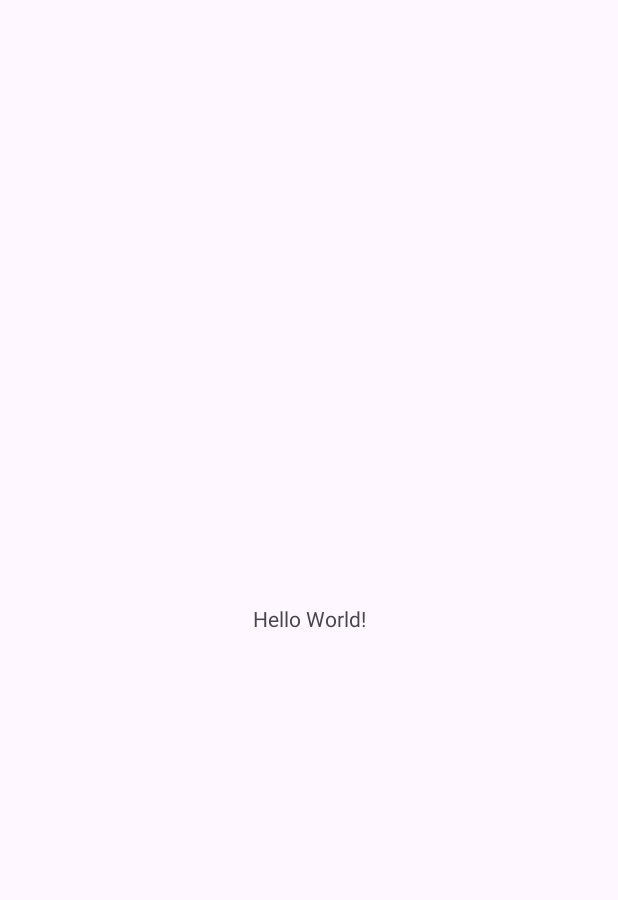
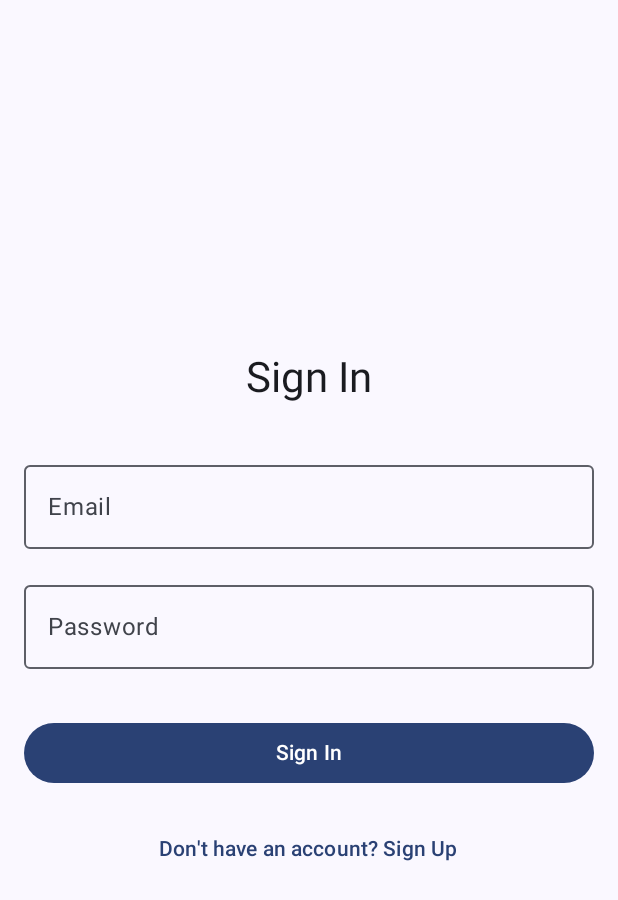
Before and after one commit to CandyRagi/Tapzz, an Android app built with Jetpack Compose: the screen it shows after launch (MainActivity), on a phone screen of 412 x 824 dp. Before the commit the part shown is almost empty. Shown: the top 900 px of the screen. Run offline under Robolectric (Android 15) with nearby library versions, the phone set to English and light mode, and no system bars; our stand-ins replace Firebase (no records; nobody signed in at launch, a user with empty details on screens opened directly).

Commit message:
Implemented sigin sigup

```diff
--- a/app/src/main/AndroidManifest.xml
+++ b/app/src/main/AndroidManifest.xml
@@ -1,6 +1,7 @@
 <?xml version="1.0" encoding="utf-8"?>
 <manifest xmlns:android="http://schemas.android.com/apk/res/android"
     xmlns:tools="http://schemas.android.com/tools">
+    <uses-permission android:name="android.permission.INTERNET" />
 
     <application
         android:allowBackup="true"
--- a/app/src/main/java/com/project/tapthehuzz/MainActivity.kt
+++ b/app/src/main/java/com/project/tapthehuzz/MainActivity.kt
@@ -1,20 +1,124 @@
 package com.project.tapthehuzz
 
 import android.os.Bundle
-import androidx.activity.enableEdgeToEdge
-import androidx.appcompat.app.AppCompatActivity
-import androidx.core.view.ViewCompat
-import androidx.core.view.WindowInsetsCompat
+import androidx.activity.ComponentActivity
+import androidx.activity.compose.setContent
+import androidx.compose.foundation.layout.padding
+import androidx.compose.material.icons.Icons
+import androidx.compose.material.icons.filled.Home
+import androidx.compose.material.icons.filled.Person
+import androidx.compose.material.icons.filled.Search
+import androidx.compose.material.icons.filled.History
+import androidx.compose.material3.Icon
+import androidx.compose.material3.NavigationBar
+import androidx.compose.material3.NavigationBarItem
+import androidx.compose.material3.Scaffold
+import androidx.compose.material3.Text
+import androidx.compose.runtime.Composable
+import androidx.compose.runtime.getValue
+import androidx.compose.ui.Modifier
+import androidx.compose.ui.graphics.vector.ImageVector
+import androidx.navigation.NavDestination.Companion.hierarchy
+import androidx.navigation.NavGraph.Companion.findStartDestination
+import androidx.navigation.compose.NavHost
+import androidx.navigation.compose.composable
+import androidx.navigation.compose.currentBackStackEntryAsState
+import androidx.navigation.compose.rememberNavController
+import com.project.tapthehuzz.userInterface.screens.HistoryScreen
+import com.project.tapthehuzz.userInterface.screens.HomeScreen
+import com.project.tapthehuzz.userInterface.screens.ProfileScreen
+import com.project.tapthehuzz.userInterface.screens.SearchUserScreen
+import com.project.tapthehuzz.userInterface.screens.SignInScreen
+import com.project.tapthehuzz.userInterface.screens.SignUpScreen
+import com.project.tapthehuzz.userInterface.theme.TapTheHuzzTheme
 
-class MainActivity : AppCompatActivity() {
+class MainActivity : ComponentActivity() {
     override fun onCreate(savedInstanceState: Bundle?) {
         super.onCreate(savedInstanceState)
-        enableEdgeToEdge()
-        setContentView(R.layout.activity_main)
-        ViewCompat.setOnApplyWindowInsetsListener(findViewById(R.id.main)) { v, insets ->
-            val systemBars = insets.getInsets(WindowInsetsCompat.Type.systemBars())
-            v.setPadding(systemBars.left, systemBars.top, systemBars.right, systemBars.bottom)
-            insets
+        setContent {
+            TapTheHuzzTheme {
+                MainApp()
+            }
         }
     }
 }
+
+sealed class Screen(val route: String, val title: String, val icon: ImageVector) {
+    object Home : Screen("home", "Home", Icons.Filled.Home)
+    object Search : Screen("search", "Search", Icons.Filled.Search)
+    object History : Screen("history", "History", Icons.Filled.History)
+    object Profile : Screen("profile", "Profile", Icons.Filled.Person)
+}
+
+@Composable
+fun MainApp() {
+    val navController = rememberNavController()
+    val navBackStackEntry by navController.currentBackStackEntryAsState()
+    val currentDestination = navBackStackEntry?.destination
+
+    // Define screens that should show the bottom bar
+    val bottomBarScreens = listOf(
+        Screen.Home,
+        Screen.Search,
+        Screen.History,
+        Screen.Profile
+    )
+
+    val showBottomBar = currentDestination?.route in bottomBarScreens.map { it.route }
+
+    Scaffold(
+        bottomBar = {
+            if (showBottomBar) {
+                NavigationBar {
+                    bottomBarScreens.forEach { screen ->
+                        NavigationBarItem(
+                            icon = { Icon(screen.icon, contentDescription = screen.title) },
+                            label = { Text(screen.title) },
+                            selected = currentDestination?.hierarchy?.any { it.route == screen.route } == true,
+                            onClick = {
+                                navController.navigate(screen.route) {
+                                    popUpTo(navController.graph.findStartDestination().id) {
+                                        saveState = true
+                                    }
+                                    launchSingleTop = true
+                                    restoreState = true
+                                }
+                            }
+                        )
+                    }
+                }
+            }
+        }
+    ) { innerPadding ->
+        NavHost(
+            navController = navController,
+            startDestination = "signIn",
+            modifier = Modifier.padding(innerPadding)
+        ) {
+            composable("signIn") {
+                SignInScreen(
+                    onNavigateToSignUp = { navController.navigate("signUp") },
+                    onSignInSuccess = {
+                        navController.navigate(Screen.Home.route) {
+                            popUpTo("signIn") { inclusive = true }
+                        }
+                    }
+                )
+            }
+            composable("signUp") {
+                SignUpScreen(
+                    onNavigateToSignIn = { navController.navigate("signIn") },
+                    onSignUpSuccess = {
+                        navController.navigate(Screen.Home.route) {
+                            popUpTo("signIn") { inclusive = true }
+                        }
+                    }
+                )
+            }
+            composable(Screen.Home.route) { HomeScreen() }
+            composable(Screen.Search.route) { SearchUserScreen() }
+            composable(Screen.History.route) { HistoryScreen() }
+            composable(Screen.Profile.route) { ProfileScreen() }
+        }
+    }
+}
--- /dev/null
+++ b/app/src/main/java/com/project/tapthehuzz/userInterface/screens/SignInScreen.kt
@@ -0,0 +1,89 @@
+package com.project.tapthehuzz.userInterface.screens
+
+import android.widget.Toast
+import androidx.compose.foundation.layout.*
+import androidx.compose.material3.*
+import androidx.compose.runtime.*
+import androidx.compose.ui.Alignment
+import androidx.compose.ui.Modifier
+import androidx.compose.ui.platform.LocalContext
+import androidx.compose.ui.text.input.PasswordVisualTransformation
+import androidx.compose.ui.unit.dp
+import androidx.lifecycle.viewmodel.compose.viewModel
+import com.project.tapthehuzz.userInterface.viewmodel.AuthState
+import com.project.tapthehuzz.userInterface.viewmodel.AuthViewModel
+
+@Composable
+fun SignInScreen(
+    onNavigateToSignUp: () -> Unit,
+    onSignInSuccess: () -> Unit,
+    viewModel: AuthViewModel = viewModel()
+) {
+    var email by remember { mutableStateOf("") }
+    var password by remember { mutableStateOf("") }
+    val authState by viewModel.authState.collectAsState()
+    val context = LocalContext.current
+
+    LaunchedEffect(authState) {
+        when (authState) {
+            is AuthState.Success -> {
+                onSignInSuccess()
+                viewModel.resetState()
+            }
+            is AuthState.Error -> {
+                Toast.makeText(context, (authState as AuthState.Error).message, Toast.LENGTH_SHORT).show()
+                viewModel.resetState()
+            }
+            else -> {}
+        }
+    }
+
+    Column(
+        modifier = Modifier
+            .fillMaxSize()
+            .padding(16.dp),
+        horizontalAlignment = Alignment.CenterHorizontally,
+        verticalArrangement = Arrangement.Center
+    ) {
+        Text(text = "Sign In", style = MaterialTheme.typography.headlineMedium)
+
+        Spacer(modifier = Modifier.height(32.dp))
+
+        OutlinedTextField(
+            value = email,
+            onValueChange = { email = it },
+            label = { Text("Email") },
+            modifier = Modifier.fillMaxWidth()
+        )
+
+        Spacer(modifier = Modifier.height(16.dp))
+
+        OutlinedTextField(
+            value = password,
+            onValueChange = { password = it },
+            label = { Text("Password") },
+            visualTransformation = PasswordVisualTransformation(),
+            modifier = Modifier.fillMaxWidth()
+        )
+
+        Spacer(modifier = Modifier.height(32.dp))
+
+        Button(
+            onClick = { viewModel.signIn(email, password) },
+            modifier = Modifier.fillMaxWidth(),
+            enabled = authState !is AuthState.Loading
+        ) {
+            if (authState is AuthState.Loading) {
+                CircularProgressIndicator(modifier = Modifier.size(24.dp), color = MaterialTheme.colorScheme.onPrimary)
+            } else {
+                Text("Sign In")
+            }
+        }
+
+        Spacer(modifier = Modifier.height(16.dp))
+
+        TextButton(onClick = onNavigateToSignUp) {
+            Text("Don't have an account? Sign Up")
+        }
+    }
+}
--- /dev/null
+++ b/app/src/main/java/com/project/tapthehuzz/userInterface/theme/Color.kt
@@ -0,0 +1,14 @@
+package com.project.tapthehuzz.userInterface.theme
+
+import androidx.compose.ui.graphics.Color
+
+val Purple80 = Color(0xFFD0BCFF)
+val PurpleGrey80 = Color(0xFFCCC2DC)
+val Pink80 = Color(0xFFEFB8C8)
+
+val Purple40 = Color(0xFF6650a4)
+val PurpleGrey40 = Color(0xFF625b71)
+val Pink40 = Color(0xFF7D5260)
+
+val Black = Color(0xFF000000)
+val White = Color(0xFFFFFFFF)
--- /dev/null
+++ b/app/src/main/java/com/project/tapthehuzz/userInterface/theme/Theme.kt
@@ -0,0 +1,69 @@
+package com.project.tapthehuzz.userInterface.theme
+
+import android.app.Activity
+import android.os.Build
+import androidx.compose.foundation.isSystemInDarkTheme
+import androidx.compose.material3.MaterialTheme
+import androidx.compose.material3.darkColorScheme
+import androidx.compose.material3.dynamicDarkColorScheme
+import androidx.compose.material3.dynamicLightColorScheme
+import androidx.compose.material3.lightColorScheme
+import androidx.compose.runtime.Composable
+import androidx.compose.runtime.SideEffect
+import androidx.compose.ui.graphics.toArgb
+import androidx.compose.ui.platform.LocalContext
+import androidx.compose.ui.platform.LocalView
+import androidx.core.view.WindowCompat
+
+private val DarkColorScheme = darkColorScheme(
+    primary = Purple80,
+    secondary = PurpleGrey80,
+    tertiary = Pink80
+)
+
+private val LightColorScheme = lightColorScheme(
+    primary = Purple40,
+    secondary = PurpleGrey40,
+    tertiary = Pink40
+
+    /* Other default colors to override
+    background = Color(0xFFFFFBFE),
+    surface = Color(0xFFFFFBFE),
+    onPrimary = Color.White,
+    onSecondary = Color.White,
+    onTertiary = Color.White,
+    onBackground = Color(0xFF1C1B1F),
+    onSurface = Color(0xFF1C1B1F),
+    */
+)
+
+@Composable
+fun TapTheHuzzTheme(
+    darkTheme: Boolean = isSystemInDarkTheme(),
+    // Dynamic color is available on Android 12+
+    dynamicColor: Boolean = true,
+    content: @Composable () -> Unit
+) {
+    val colorScheme = when {
+        dynamicColor && Build.VERSION.SDK_INT >= Build.VERSION_CODES.S -> {
+            val context = LocalContext.current
+            if (darkTheme) dynamicDarkColorScheme(context) else dynamicLightColorScheme(context)
+        }
+        darkTheme -> DarkColorScheme
+        else -> LightColorScheme
+    }
+    val view = LocalView.current
+    if (!view.isInEditMode) {
+        SideEffect {
+            val window = (view.context as Activity).window
+            window.statusBarColor = colorScheme.primary.toArgb()
+            WindowCompat.getInsetsController(window, view).isAppearanceLightStatusBars = darkTheme
+        }
+    }
+
+    MaterialTheme(
+        colorScheme = colorScheme,
+        typography = Typography,
+        content = content
+    )
+}
--- /dev/null
+++ b/app/src/main/java/com/project/tapthehuzz/userInterface/theme/Type.kt
@@ -0,0 +1,17 @@
+package com.project.tapthehuzz.userInterface.theme
+
+import androidx.compose.material3.Typography
+import androidx.compose.ui.text.TextStyle
+import androidx.compose.ui.text.font.FontFamily
+import androidx.compose.ui.text.font.FontWeight
+import androidx.compose.ui.unit.sp
+
+val Typography = Typography(
+    bodyLarge = TextStyle(
+        fontFamily = FontFamily.Default,
+        fontWeight = FontWeight.Normal,
+        fontSize = 16.sp,
+        lineHeight = 24.sp,
+        letterSpacing = 0.5.sp
+    )
+)
--- a/build.gradle.kts
+++ b/build.gradle.kts
@@ -2,4 +2,6 @@
 plugins {
     alias(libs.plugins.android.application) apply false
     alias(libs.plugins.kotlin.android) apply false
+    alias(libs.plugins.google.services) apply false
+    alias(libs.plugins.compose.compiler) apply false
 }
```
Also changed, not shown: app/build.gradle.kts (+37 -10 lines), app/src/main/java/com/project/tapthehuzz/data/model/User.kt (added, +22 -0 lines), app/src/main/java/com/project/tapthehuzz/data/repository/AuthRepository.kt (added, +47 -0 lines), app/src/main/java/com/project/tapthehuzz/userInterface/screens/MainScreens.kt (added, +49 -0 lines), app/src/main/java/com/project/tapthehuzz/userInterface/screens/SignUpScreen.kt (added, +99 -0 lines), app/src/main/java/com/project/tapthehuzz/userInterface/viewmodel/AuthViewModel.kt (added, +52 -0 lines), gradle/libs.versions.toml (+29 -0 lines), 1 other file.
